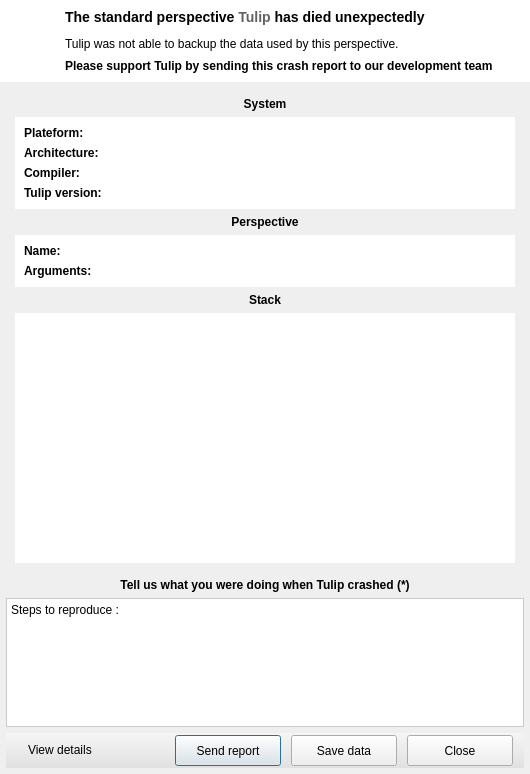
The window that software/tulip/designer/TulipPerspectiveCrashHandler.ui (jalamao/tulip-1) describes before a commit, drawn with Qt 5.
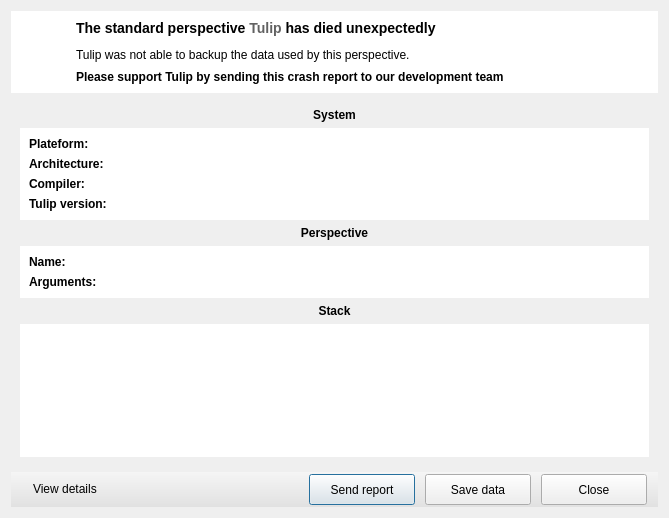
The same window after the commit. The open tabs and pages were chosen to show the change. Icons and pictures are not drawn.

Commit message: optimize the Crash Handler dialog for small resolution display + fix some typos

The edit to the form file:
```diff
--- a/software/tulip/designer/TulipPerspectiveCrashHandler.ui
+++ b/software/tulip/designer/TulipPerspectiveCrashHandler.ui
@@ -6,8 +6,8 @@
    <rect>
     <x>0</x>
     <y>0</y>
-    <width>530</width>
-    <height>774</height>
+    <width>669</width>
+    <height>518</height>
    </rect>
   </property>
   <property name="windowTitle">
@@ -52,22 +52,7 @@
 	margin: 2
  }</string>
   </property>
-  <layout class="QVBoxLayout" name="verticalLayout">
-   <property name="spacing">
-    <number>0</number>
-   </property>
-   <property name="leftMargin">
-    <number>0</number>
-   </property>
-   <property name="topMargin">
-    <number>0</number>
-   </property>
-   <property name="rightMargin">
-    <number>0</number>
-   </property>
-   <property name="bottomMargin">
-    <number>0</number>
-   </property>
+  <layout class="QVBoxLayout" name="verticalLayout_2">
    <item>
     <widget class="QFrame" name="topFrame">
      <property name="styleSheet">
@@ -150,19 +135,116 @@
     </widget>
    </item>
    <item>
+    <widget class="QStackedWidget" name="stackedWidget">
+     <property name="currentIndex">
+      <number>0</number>
+     </property>
+     <widget class="QWidget" name="page_3">
+      <layout class="QVBoxLayout" name="verticalLayout">
+       <property name="leftMargin">
+        <number>0</number>
+       </property>
+       <property name="topMargin">
+        <number>0</number>
+       </property>
+       <property name="rightMargin">
+        <number>0</number>
+       </property>
+       <property name="bottomMargin">
+        <number>0</number>
+       </property>
+       <item>
+        <widget class="QLabel" name="label_2">
+         <property name="sizePolicy">
+          <sizepolicy hsizetype="Preferred" vsizetype="Preferred">
+           <horstretch>0</horstretch>
+           <verstretch>0</verstretch>
+          </sizepolicy>
+         </property>
+         <property name="minimumSize">
+          <size>
+           <width>0</width>
+           <height>35</height>
+          </size>
+         </property>
+         <property name="maximumSize">
+          <size>
+           <width>16777215</width>
+           <height>35</height>
+          </size>
+         </property>
+         <property name="styleSheet">
+          <string notr="true">font:bold;</string>
+         </property>
+         <property name="text">
+          <string>Tell us what you were doing when Tulip crashed</string>
+         </property>
+         <property name="alignment">
+          <set>Qt::AlignCenter</set>
+         </property>
+        </widget>
+       </item>
+       <item>
+        <widget class="QPlainTextEdit" name="commentsEdit">
+         <property name="sizePolicy">
+          <sizepolicy hsizetype="Expanding" vsizetype="Expanding">
+           <horstretch>0</horstretch>
+           <verstretch>0</verstretch>
+          </sizepolicy>
+         </property>
+         <property name="maximumSize">
+          <size>
+           <width>16777215</width>
+           <height>16777215</height>
+          </size>
+         </property>
+         <property name="styleSheet">
+          <string notr="true">QPlainTextEdit { 
+background-color: white; 
+border: 1px solid #C9C9C9;
+}</string>
+         </property>
+         <property name="frameShape">
+          <enum>QFrame::NoFrame</enum>
+         </property>
+         <property name="plainText">
+          <string>Steps to reproduce :</string>
+         </property>
+        </widget>
+       </item>
+      </layout>
+     </widget>
+     <widget class="QWidget" name="page_4">
+      <layout class="QVBoxLayout" name="verticalLayout_6">
+       <property name="leftMargin">
+        <number>0</number>
+       </property>
+       <property name="topMargin">
+        <number>0</number>
+       </property>
+       <property name="rightMargin">
+        <number>0</number>
+       </property>
+       <property name="bottomMargin">
+        <number>0</number>
+       </property>
+       <item>
     <widget class="QFrame" name="stepsFrame">
      <layout class="QVBoxLayout" name="verticalLayout_4">
+          <property name="spacing">
+           <number>0</number>
+          </property>
       <property name="leftMargin">
-       <number>6</number>
+           <number>0</number>
       </property>
       <property name="topMargin">
-       <number>6</number>
+           <number>0</number>
       </property>
       <property name="rightMargin">
-       <number>6</number>
+           <number>0</number>
       </property>
       <property name="bottomMargin">
-       <number>6</number>
+           <number>0</number>
       </property>
       <item>
        <widget class="QFrame" name="detailsFrame">
@@ -183,7 +265,7 @@
         <property name="frameShadow">
          <enum>QFrame::Raised</enum>
         </property>
-        <layout class="QVBoxLayout" name="verticalLayout_2">
+            <layout class="QVBoxLayout" name="verticalLayout_5">
          <item>
           <widget class="QLabel" name="specsTitle">
            <property name="sizePolicy">
@@ -192,6 +274,12 @@
              <verstretch>0</verstretch>
             </sizepolicy>
            </property>
+               <property name="minimumSize">
+                <size>
+                 <width>0</width>
+                 <height>0</height>
+                </size>
+               </property>
            <property name="text">
             <string>System</string>
            </property>
@@ -374,7 +462,13 @@
            <property name="minimumSize">
             <size>
              <width>0</width>
-             <height>250</height>
+                 <height>0</height>
+                </size>
+               </property>
+               <property name="maximumSize">
+                <size>
+                 <width>16777215</width>
+                 <height>16777215</height>
             </size>
            </property>
            <property name="styleSheet">
@@ -400,51 +494,11 @@
         </layout>
        </widget>
       </item>
-      <item>
-       <widget class="QLabel" name="label_2">
-        <property name="sizePolicy">
-         <sizepolicy hsizetype="Preferred" vsizetype="Minimum">
-          <horstretch>0</horstretch>
-          <verstretch>0</verstretch>
-         </sizepolicy>
-        </property>
-        <property name="minimumSize">
-         <size>
-          <width>0</width>
-          <height>0</height>
-         </size>
-        </property>
-        <property name="styleSheet">
-         <string notr="true">font:bold;</string>
-        </property>
-        <property name="text">
-         <string>Tell us what you were doing when Tulip crashed (*)</string>
-        </property>
-        <property name="alignment">
-         <set>Qt::AlignCenter</set>
-        </property>
-       </widget>
-      </item>
-      <item>
-       <widget class="QPlainTextEdit" name="commentsEdit">
-        <property name="maximumSize">
-         <size>
-          <width>16777215</width>
-          <height>16777215</height>
-         </size>
-        </property>
-        <property name="styleSheet">
-         <string notr="true">QPlainTextEdit { 
-background-color: white; 
-border: 1px solid #C9C9C9;
-}</string>
-        </property>
-        <property name="frameShape">
-         <enum>QFrame::NoFrame</enum>
-        </property>
-        <property name="plainText">
-         <string>Steps to reproduce :</string>
-        </property>
+         </layout>
+        </widget>
+       </item>
+      </layout>
+     </widget>
        </widget>
       </item>
       <item>
@@ -552,12 +606,7 @@
       </item>
      </layout>
     </widget>
-   </item>
-  </layout>
- </widget>
- <resources>
-  <include location="../../../library/tulip-gui/resources/TulipGUIResource.qrc"/>
- </resources>
+ <resources/>
  <connections>
   <connection>
    <sender>closeButton</sender>
```
Left out of the diff: 20 changed lines with no effect on the pictures. Lines whose indentation alone changed are shown as unchanged. The commit also changes 1 other file.
